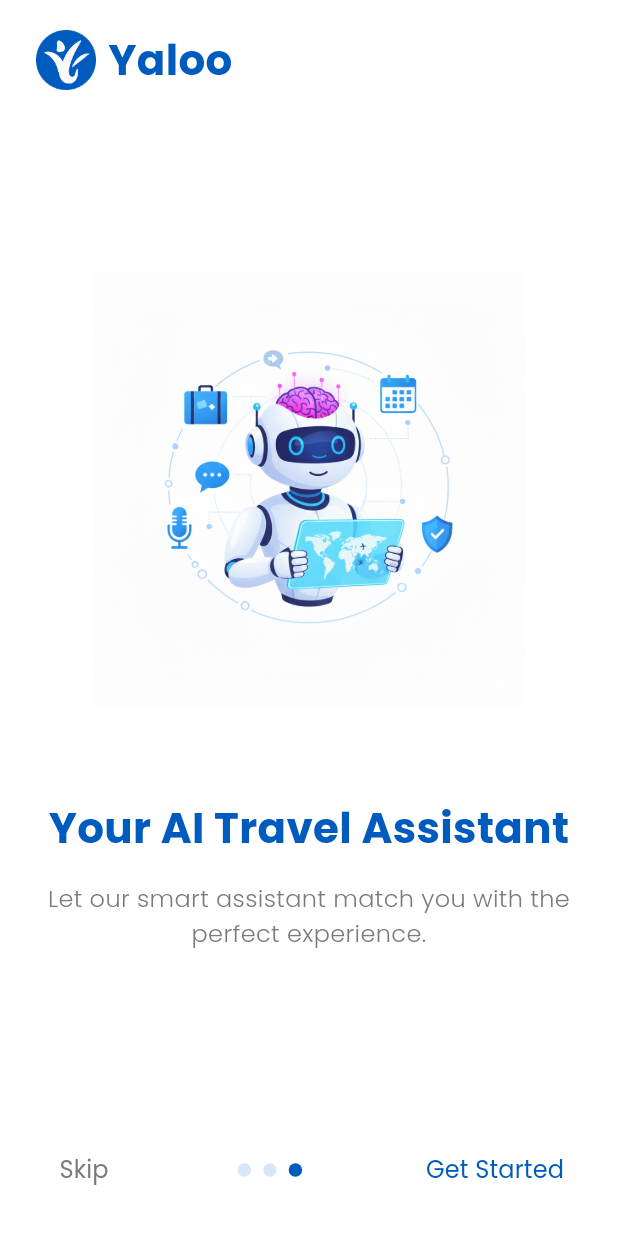
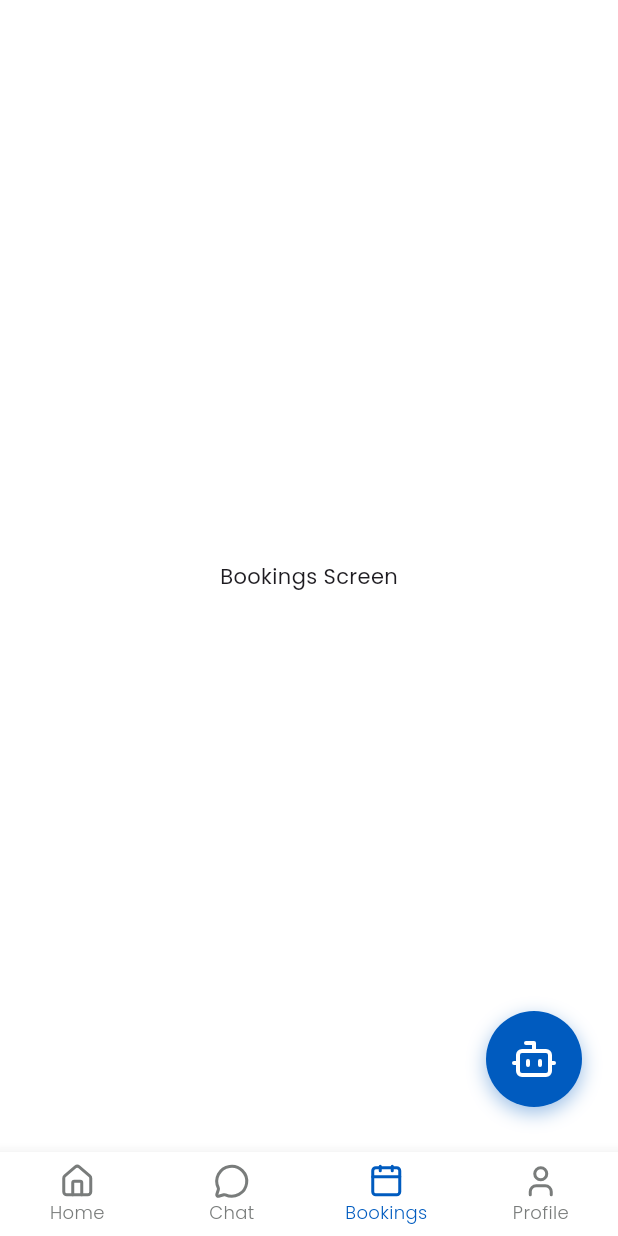
Before and after one commit to yaloolk/yaloo, a Flutter app: the screen it shows after launch, swiped to page 3, on a phone screen of 412 x 824 dp. Run offline on Flutter 3.47's test engine with Material 3 defaults, Android fonts, the phone set to English and light mode, and no system bars; our stand-ins replace country_picker, google_fonts, image_picker, lucide_icons_flutter, pinput; missing offline and left inert: language_picker; network calls fail.

Commit message:
Toruist Dashbord Screens Developed with Home Screen

```diff
--- a/lib/core/constants/app_text_styles.dart
+++ b/lib/core/constants/app_text_styles.dart
@@ -7,6 +7,12 @@ class AppTextStyles {
     fontSize: 28,
     fontWeight: FontWeight.w700,
     color: AppColors.primaryBlue,
+  );
+
+  static final TextStyle headlineLargeBlack = GoogleFonts.poppins(
+    fontSize: 28,
+    fontWeight: FontWeight.w400,
+    color: AppColors.primaryBlack,
   );
 
   static final TextStyle headlineMedium = GoogleFonts.poppins(
--- a/lib/core/constants/colors.dart
+++ b/lib/core/constants/colors.dart
@@ -1,14 +1,18 @@
 import 'package:flutter/material.dart';
 
 class AppColors {
+  static const Color primaryWhite = Color(0xFFFFFFFF);
+  static const Color primaryBlack = Color(0xFF000000);
   static const Color primaryBlue = Color(0xFF005BBF);
   static const Color secondaryBlue = Color(0xFF1A73E8);
   static const Color thirdBlue = Color(0xFFD7E7F8);
   static const Color primaryGray = Color(0xFF797C7B);
   static const Color secondaryGray = Color(0xFFE5E9EC);
+  static const Color thirdGray = Color(0xFFBFBFBF);
   static const Color eggplant = Color(0xFFA0006D);
   static const Color primaryRed = Color(0xFFFF0000);
   static const Color primaryGreen = Color(0xFF035820);
   static const Color secondaryGreen = Color(0xFFDCFCE7);
 
+
 }
--- a/lib/features/auth/screens/common/login_screen.dart
+++ b/lib/features/auth/screens/common/login_screen.dart
@@ -110,6 +110,7 @@ class _LoginScreenState extends State<LoginScreen> {
                       label: 'Sign in',
                       onPressed: () {
                         // TODO: Implement Sign In Logic
+
                       },
                     ),
                     // --- END REFACTOR ---
--- /dev/null
+++ b/lib/features/tourist/screens/tourist_bookings_screen.dart
@@ -0,0 +1,15 @@
+import 'package:flutter/material.dart';
+
+class BookingsScreen extends StatelessWidget {
+  const BookingsScreen({Key? key}) : super(key: key);
+
+  @override
+  Widget build(BuildContext context) {
+    return const Scaffold(
+      backgroundColor: Colors.white,
+      body: Center(
+        child: Text('Bookings Screen'),
+      ),
+    );
+  }
+}
--- /dev/null
+++ b/lib/features/tourist/screens/tourist_dashboard_screen.dart
@@ -0,0 +1,128 @@
+import 'package:flutter/material.dart';
+import 'package:lucide_icons_flutter/lucide_icons.dart';// <-- IMPORT LUCIDE
+import 'package:yaloo/core/constants/colors.dart';
+import 'package:yaloo/core/constants/app_text_styles.dart';
+
+// Import the screens for each tab
+import 'home_screen.dart';
+import 'chat_screen.dart';
+import 'tourist_bookings_screen.dart';
+import 'tourist_profile_screen.dart';
+
+class TouristDashboardScreen extends StatefulWidget {
+  const TouristDashboardScreen({Key? key}) : super(key: key);
+
+  @override
+  State<TouristDashboardScreen> createState() => _TouristDashboardScreenState();
+}
+
+class _TouristDashboardScreenState extends State<TouristDashboardScreen> {
+  int _selectedIndex = 0;
+  final PageController _pageController = PageController();
+
+  final List<Widget> _pages = [
+    HomeScreen(),
+    ChatScreen(),
+    BookingsScreen(),
+    ProfileScreen(),
+  ];
+
+  @override
+  void dispose() {
+    _pageController.dispose();
+    super.dispose();
+  }
+
+  void _onItemTapped(int index) {
+    setState(() {
+      _selectedIndex = index;
+    });
+    _pageController.animateToPage(
+      index,
+      duration: const Duration(milliseconds: 300),
+      curve: Curves.easeInOut,
+    );
+  }
+
+  @override
+  Widget build(BuildContext context) {
+    return Scaffold(
+      backgroundColor: Colors.white,
+      body: Stack(
+        children: [
+          PageView(
+            controller: _pageController,
+            onPageChanged: (index) {
+              setState(() {
+                _selectedIndex = index;
+              });
+            },
+            children: _pages,
+          ),
+          Positioned(
+            bottom: 30,
+            right: 24,
+            child: _buildChatBubble(),
+          ),
+        ],
+      ),
+      bottomNavigationBar: BottomNavigationBar(
+        // --- UPDATED ICONS ---
+        items: const <BottomNavigationBarItem>[
+          BottomNavigationBarItem(
+            icon: Icon(LucideIcons.house),
+            label: 'Home',
+          ),
+          BottomNavigationBarItem(
+            icon: Icon(LucideIcons.messageCircle),
+            label: 'Chat',
+          ),
+          BottomNavigationBarItem(
+            icon: Icon(LucideIcons.calendar),
+            label: 'Bookings',
+          ),
+          BottomNavigationBarItem(
+            icon: Icon(LucideIcons.user),
+            label: 'Profile',
+          ),
+        ],
+        // --- END OF UPDATE ---
+        currentIndex: _selectedIndex,
+        onTap: _onItemTapped,
+        type: BottomNavigationBarType.fixed,
+        backgroundColor: Colors.white,
+        selectedItemColor: AppColors.primaryBlue,
+        unselectedItemColor: AppColors.primaryGray,
+        showSelectedLabels: true,
+        showUnselectedLabels: true,
+        selectedLabelStyle: AppTextStyles.textSmall.copyWith(fontSize: 12),
+        unselectedLabelStyle: AppTextStyles.textSmall.copyWith(fontSize: 12),
+        elevation: 8.0,
+      ),
+    );
+  }
+
+  Widget _buildChatBubble() {
+    return Container(
+      decoration: BoxDecoration(
+        color: AppColors.primaryBlue,
+        shape: BoxShape.circle,
+        boxShadow: [
+          BoxShadow(
+            color: AppColors.primaryBlue.withAlpha(100),
+            blurRadius: 10,
+            offset: Offset(0, 4),
+          ),
+        ],
+      ),
+      child: IconButton(
+        onPressed: () {
+          // TODO: Open Chat AI
+        },
+        // --- UPDATED ICON ---
+        icon: Icon(LucideIcons.bot, color: Colors.white, size: 32),
+        padding: const EdgeInsets.all(16),
+      ),
+    );
+  }
+}
--- a/lib/main.dart
+++ b/lib/main.dart
@@ -41,7 +41,8 @@
           Theme.of(context).textTheme,
         ),
       ),
-      initialRoute: '/onboarding',
+      // initialRoute: '/onboarding',
+      initialRoute: '/touristDashboard',
       routes: AppRoutes.routes,
     );
   }
--- a/lib/routes/app_routes.dart
+++ b/lib/routes/app_routes.dart
@@ -11,6 +11,7 @@ import '../features/auth/screens/guide/guide_profile_completion_screen.dart';
 import '../features/auth/screens/common/profile_submitted_screen.dart';
 import '../features/auth/screens/host/host_signup_screen.dart.';
 import '../features/auth/screens/host/host_profile_completion_screen.dart';
+import '../features/tourist/screens/tourist_dashboard_screen.dart';
 
 
 
@@ -29,6 +30,7 @@ class AppRoutes {
     '/profileSubmitted': (_) => const ProfileSubmittedScreen(),
     '/hostSignup': (_) => const HostSignupScreen(),
     '/hostProfileCompletion': (_) => const HostProfileCompletionScreen(),
+    '/touristDashboard': (_) => const TouristDashboardScreen(),
 
   };
 }
--- a/pubspec.yaml
+++ b/pubspec.yaml
@@ -38,6 +38,8 @@ dependencies:
   image_picker: ^1.1.2
 
   pinput: ^4.0.0
+
+  lucide_icons_flutter: ^3.1.5
 
   # The following adds the Cupertino Icons font to your application.
   # Use with the CupertinoIcons class for iOS style icons.
```
Also changed, not shown: lib/features/tourist/screens/chat_screen.dart (added, +15 -0 lines), lib/features/tourist/screens/home_screen.dart (added, +546 -0 lines), lib/features/tourist/screens/tourist_profile_screen.dart (added, +15 -0 lines), assets/images/ella.jpg (added), assets/images/galle.jpg (added), assets/images/sigiriya.jpg (added), assets/images/yaloo_banner_1.jpg (added), assets/images/yaloo_banner_2.jpg (added), pubspec.lock.
